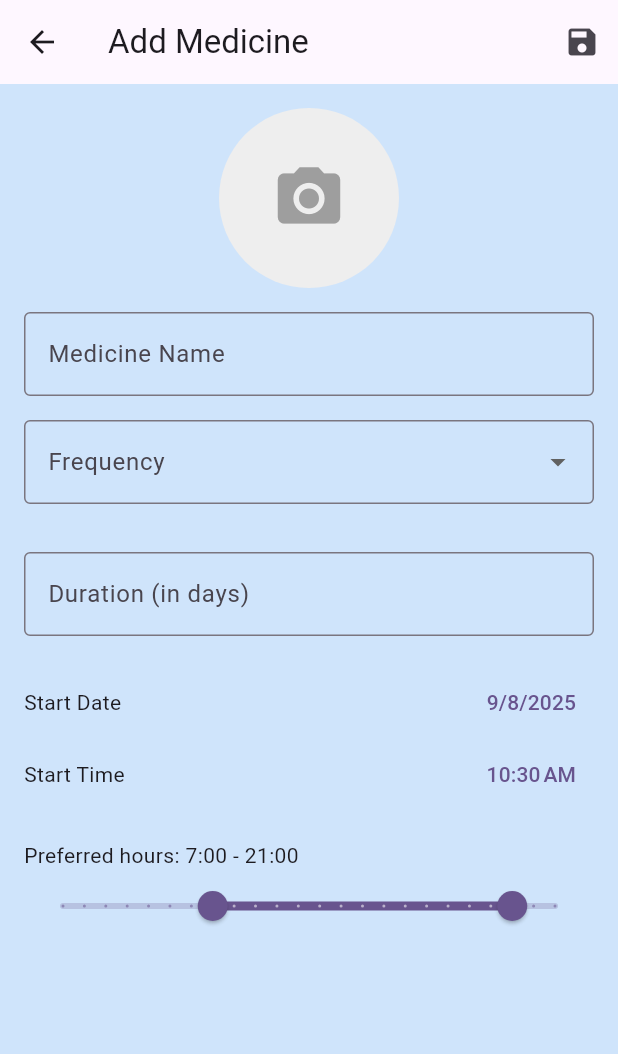
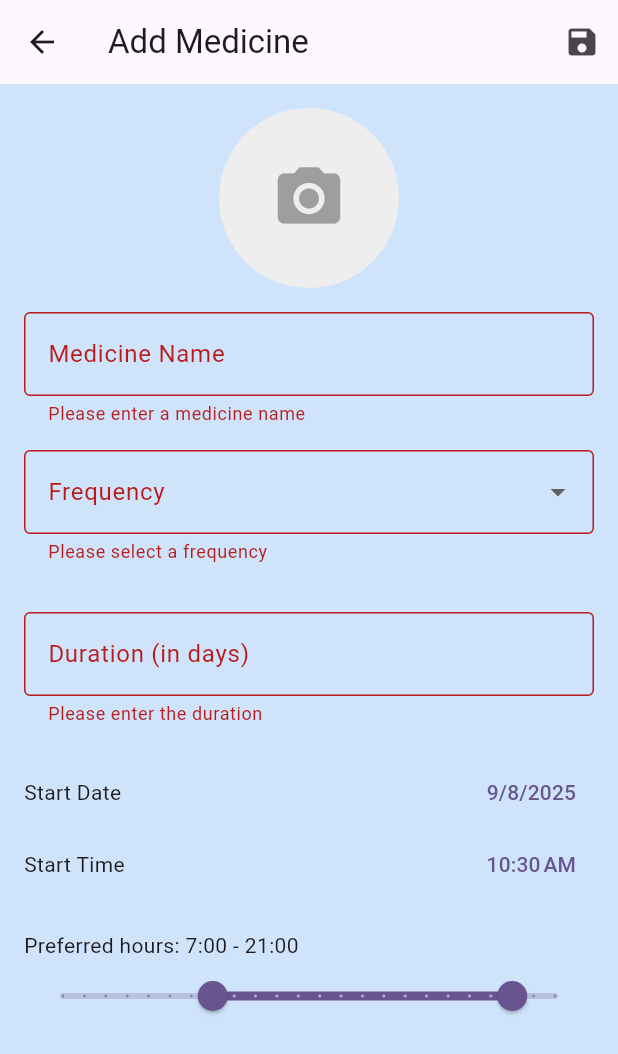
Before and after one commit to uzzysan/dose_reminder, a Flutter app: the AddEditMedicineScreen screen opened directly, after a tap on the "save" icon, on a phone screen of 412 x 824 dp. Shown: the top 1054 px of the screen. Run offline on Flutter 3.47's test engine with Material 3 defaults, Android fonts, the light colour scheme and no system bars; our stand-ins replace flutter_local_notifications, flutter_riverpod, flutter_timezone, hive, hive_flutter, image_picker and 2 more; accounts and stored records are empty.

Commit message:
feat: Enhance localization support with additional strings and Polish translations

```diff
--- /dev/null
+++ b/devtools_options.yaml
@@ -0,0 +1,3 @@
+description: This file stores settings for Dart & Flutter DevTools.
+documentation: https://docs.flutter.dev/tools/devtools/extensions#configure-extension-enablement-states
+extensions:
--- a/lib/l10n/app_en.arb
+++ b/lib/l10n/app_en.arb
@@ -33,5 +33,30 @@
         }
     },
     "taken": "Taken",
-    "snooze": "Snooze (30 min)"
+    "snooze": "Snooze (30 min)",
+    "selectImageSource": "Select Image Source",
+    "camera": "Camera",
+    "gallery": "Gallery",
+    "mon": "Mon",
+    "tue": "Tue",
+    "wed": "Wed",
+    "thu": "Thu",
+    "fri": "Fri",
+    "sat": "Sat",
+    "sun": "Sun",
+    "pleaseEnterHowManyTimesPerDay": "Please enter how many times per day",
+    "invalidNumber": "Invalid number",
+    "pleaseEnterTheIntervalInDays": "Please enter the interval in days",
+    "pleaseEnterAMedicineName": "Please enter a medicine name",
+    "pleaseSelectAFrequency": "Please select a frequency",
+    "pleaseEnterTheDuration": "Please enter the duration",
+    "pleaseEnterAValidNumberOfDays": "Please enter a valid number of days",
+    "noScheduleFoundForThisMedicine": "No schedule found for this medicine.",
+    "todayDoses": "Today's Doses",
+    "noDosesScheduledForToday": "No doses scheduled for today.",
+    "doseHistory": "Dose History",
+    "noDoseHistory": "No dose history available.",
+    "weeklyFrequency": "Weekly Frequency",
+    "days": "days",
+    "duration": "Duration"
 }
--- a/lib/l10n/app_localizations.dart
+++ b/lib/l10n/app_localizations.dart
@@ -271,6 +271,156 @@ abstract class AppLocalizations {
   /// In en, this message translates to:
   /// **'Snooze (30 min)'**
   String get snooze;
+
+  /// No description provided for @selectImageSource.
+  ///
+  /// In en, this message translates to:
+  /// **'Select Image Source'**
+  String get selectImageSource;
+
+  /// No description provided for @camera.
+  ///
+  /// In en, this message translates to:
+  /// **'Camera'**
+  String get camera;
+
+  /// No description provided for @gallery.
+  ///
+  /// In en, this message translates to:
+  /// **'Gallery'**
+  String get gallery;
+
+  /// No description provided for @mon.
+  ///
+  /// In en, this message translates to:
+  /// **'Mon'**
+  String get mon;
+
+  /// No description provided for @tue.
+  ///
+  /// In en, this message translates to:
+  /// **'Tue'**
+  String get tue;
+
+  /// No description provided for @wed.
+  ///
+  /// In en, this message translates to:
+  /// **'Wed'**
+  String get wed;
+
+  /// No description provided for @thu.
+  ///
+  /// In en, this message translates to:
+  /// **'Thu'**
+  String get thu;
+
+  /// No description provided for @fri.
+  ///
+  /// In en, this message translates to:
+  /// **'Fri'**
+  String get fri;
+
+  /// No description provided for @sat.
+  ///
+  /// In en, this message translates to:
+  /// **'Sat'**
+  String get sat;
+
+  /// No description provided for @sun.
+  ///
+  /// In en, this message translates to:
+  /// **'Sun'**
+  String get sun;
+
+  /// No description provided for @pleaseEnterHowManyTimesPerDay.
+  ///
+  /// In en, this message translates to:
+  /// **'Please enter how many times per day'**
+  String get pleaseEnterHowManyTimesPerDay;
+
+  /// No description provided for @invalidNumber.
+  ///
+  /// In en, this message translates to:
+  /// **'Invalid number'**
+  String get invalidNumber;
+
+  /// No description provided for @pleaseEnterTheIntervalInDays.
+  ///
+  /// In en, this message translates to:
+  /// **'Please enter the interval in days'**
+  String get pleaseEnterTheIntervalInDays;
+
+  /// No description provided for @pleaseEnterAMedicineName.
+  ///
+  /// In en, this message translates to:
+  /// **'Please enter a medicine name'**
+  String get pleaseEnterAMedicineName;
+
+  /// No description provided for @pleaseSelectAFrequency.
+  ///
+  /// In en, this message translates to:
+  /// **'Please select a frequency'**
+  String get pleaseSelectAFrequency;
+
+  /// No description provided for @pleaseEnterTheDuration.
+  ///
+  /// In en, this message translates to:
+  /// **'Please enter the duration'**
+  String get pleaseEnterTheDuration;
+
+  /// No description provided for @pleaseEnterAValidNumberOfDays.
+  ///
+  /// In en, this message translates to:
+  /// **'Please enter a valid number of days'**
+  String get pleaseEnterAValidNumberOfDays;
+
+  /// No description provided for @noScheduleFoundForThisMedicine.
+  ///
+  /// In en, this message translates to:
+  /// **'No schedule found for this medicine.'**
+  String get noScheduleFoundForThisMedicine;
+
+  /// No description provided for @todayDoses.
+  ///
+  /// In en, this message translates to:
+  /// **'Today\'s Doses'**
+  String get todayDoses;
+
+  /// No description provided for @noDosesScheduledForToday.
+  ///
+  /// In en, this message translates to:
+  /// **'No doses scheduled for today.'**
+  String get noDosesScheduledForToday;
+
+  /// No description provided for @doseHistory.
+  ///
+  /// In en, this message translates to:
+  /// **'Dose History'**
+  String get doseHistory;
+
+  /// No description provided for @noDoseHistory.
+  ///
+  /// In en, this message translates to:
+  /// **'No dose history available.'**
+  String get noDoseHistory;
+
+  /// No description provided for @weeklyFrequency.
+  ///
+  /// In en, this message translates to:
+  /// **'Weekly Frequency'**
+  String get weeklyFrequency;
+
+  /// No description provided for @days.
+  ///
+  /// In en, this message translates to:
+  /// **'days'**
+  String get days;
+
+  /// No description provided for @duration.
+  ///
+  /// In en, this message translates to:
+  /// **'Duration'**
+  String get duration;
 }
 
 class _AppLocalizationsDelegate
--- a/lib/src/services/notification_service.dart
+++ b/lib/src/services/notification_service.dart
@@ -107,9 +107,9 @@ class NotificationService {
       'It\'s time to take your $medicineName.',
       tz.TZDateTime.from(scheduledTime, tz.local),
       platformChannelSpecifics,
-      androidAllowWhileIdle: true,
-      uiLocalNotificationDateInterpretation: UILocalNotificationDateInterpretation.absoluteTime,
       payload: payload,
+      matchDateTimeComponents: null,
+      androidScheduleMode: AndroidScheduleMode.exactAllowWhileIdle,
     );
   }
 }
--- a/lib/src/services/scheduling_service.dart
+++ b/lib/src/services/scheduling_service.dart
@@ -1,6 +1,6 @@
 import 'package:dose_reminder/src/models/dose.dart';
 import 'package:dose_reminder/src/models/medicine.dart';
-import 'package:flutter/material.dart';
+
 import 'package:flutter_riverpod/flutter_riverpod.dart';
 
 final schedulingServiceProvider = Provider<SchedulingService>((ref) {
--- a/lib/src/views/add_edit_medicine_screen.dart
+++ b/lib/src/views/add_edit_medicine_screen.dart
@@ -1,5 +1,5 @@
 import 'dart:io';
-import 'package:dose_reminder/src/models/dose.dart';
+// import 'package:dose_reminder/src/models/dose.dart';
 import 'package:dose_reminder/src/models/medicine.dart';
 import 'package:dose_reminder/src/services/database_service.dart';
 import 'package:dose_reminder/src/services/notification_service.dart';
@@ -9,13 +9,14 @@ import 'package:flutter/services.dart';
 import 'package:flutter_riverpod/flutter_riverpod.dart';
 import 'package:image_picker/image_picker.dart';
 import 'package:intl/intl.dart';
-import 'package:flutter_gen/gen_l10n/app_localizations.dart';
+import 'package:dose_reminder/l10n/app_localizations.dart';
 
 class AddEditMedicineScreen extends ConsumerStatefulWidget {
   const AddEditMedicineScreen({super.key});
 
   @override
-  ConsumerState<AddEditMedicineScreen> createState() => _AddEditMedicineScreenState();
+  ConsumerState<AddEditMedicineScreen> createState() =>
+      _AddEditMedicineScreenState();
 }
 
 class _AddEditMedicineScreenState extends ConsumerState<AddEditMedicineScreen> {
@@ -113,7 +114,15 @@ class _AddEditMedicineScreenState extends ConsumerState<AddEditMedicineScreen> {
 
   Widget _buildWeeklyDayPicker() {
     final l10n = AppLocalizations.of(context)!;
-    final days = [l10n.mon, l10n.tue, l10n.wed, l10n.thu, l10n.fri, l10n.sat, l10n.sun];
+    final days = [
+      l10n.mon,
+      l10n.tue,
+      l10n.wed,
+      l10n.thu,
+      l10n.fri,
+      l10n.sat,
+      l10n.sun,
+    ];
     return Wrap(
       spacing: 8.0,
       children: List<Widget>.generate(7, (int index) {
@@ -143,8 +152,10 @@ class _AddEditMedicineScreenState extends ConsumerState<AddEditMedicineScreen> {
           keyboardType: TextInputType.number,
           inputFormatters: [FilteringTextInputFormatter.digitsOnly],
           validator: (value) {
-            if (value == null || value.isEmpty) return l10n.pleaseEnterHowManyTimesPerDay;
-            if (int.tryParse(value) == null || int.parse(value) <= 0) return l10n.invalidNumber;
+            if (value == null || value.isEmpty)
+              return l10n.pleaseEnterHowManyTimesPerDay;
+            if (int.tryParse(value) == null || int.parse(value) <= 0)
+              return l10n.invalidNumber;
             return null;
           },
           onSaved: (value) => _timesPerDay = int.tryParse(value!),
@@ -155,8 +166,10 @@ class _AddEditMedicineScreenState extends ConsumerState<AddEditMedicineScreen> {
           keyboardType: TextInputType.number,
           inputFormatters: [FilteringTextInputFormatter.digitsOnly],
           validator: (value) {
-            if (value == null || value.isEmpty) return l10n.pleaseEnterTheIntervalInDays;
-            if (int.tryParse(value) == null || int.parse(value) <= 0) return l10n.invalidNumber;
+            if (value == null || value.isEmpty)
+              return l10n.pleaseEnterTheIntervalInDays;
+            if (int.tryParse(value) == null || int.parse(value) <= 0)
+              return l10n.invalidNumber;
             return null;
           },
           onSaved: (value) => _everyXDays = int.tryParse(value!),
@@ -183,7 +196,9 @@ class _AddEditMedicineScreenState extends ConsumerState<AddEditMedicineScreen> {
 
                 final dbService = ref.read(databaseServiceProvider);
                 final schedulingService = ref.read(schedulingServiceProvider);
-                final notificationService = ref.read(notificationServiceProvider);
+                final notificationService = ref.read(
+                  notificationServiceProvider,
+                );
 
                 // 1. Create medicine object without doses
                 final newMedicine = Medicine(
@@ -203,17 +218,24 @@ class _AddEditMedicineScreenState extends ConsumerState<AddEditMedicineScreen> {
                 final medicineKey = await dbService.addMedicine(newMedicine);
 
                 // 3. Get the managed instance from Hive
-                final managedMedicine = await dbService.getMedicine(medicineKey);
+                final managedMedicine = await dbService.getMedicine(
+                  medicineKey,
+                );
 
                 if (managedMedicine != null) {
                   // 4. Generate doses and add them to the HiveList
-                  final doses = schedulingService.generateDoses(managedMedicine);
+                  final doses = schedulingService.generateDoses(
+                    managedMedicine,
+                  );
                   managedMedicine.doseHistory?.addAll(doses);
                   await managedMedicine.save();
 
                   // 5. Schedule notifications
                   for (var dose in managedMedicine.doseHistory!) {
-                    final notificationId = dose.scheduledTime.millisecondsSinceEpoch.remainder(100000);
+                    final notificationId = dose
+                        .scheduledTime
+                        .millisecondsSinceEpoch
+                        .remainder(100000);
                     await notificationService.scheduleDoseNotification(
                       notificationId,
                       managedMedicine.name,
@@ -223,7 +245,8 @@ class _AddEditMedicineScreenState extends ConsumerState<AddEditMedicineScreen> {
                   }
                 }
 
-                if (mounted) Navigator.of(context).pop();
+                if (!mounted) return; // Early exit if widget is unmounted
+                Navigator.of(context).pop();
               }
             },
           ),
@@ -240,9 +263,15 @@ class _AddEditMedicineScreenState extends ConsumerState<AddEditMedicineScreen> {
                 child: CircleAvatar(
                   radius: 60,
                   backgroundColor: Colors.grey[200],
-                  backgroundImage: _imageFile != null ? FileImage(_imageFile!) : null,
+                  backgroundImage: _imageFile != null
+                      ? FileImage(_imageFile!)
+                      : null,
                   child: _imageFile == null
-                      ? const Icon(Icons.camera_alt, size: 50, color: Colors.grey)
+                      ? const Icon(
+                          Icons.camera_alt,
+                          size: 50,
+                          color: Colors.grey,
+                        )
                       : null,
                 ),
               ),
@@ -292,8 +321,10 @@ class _AddEditMedicineScreenState extends ConsumerState<AddEditMedicineScreen> {
                 keyboardType: TextInputType.number,
                 inputFormatters: [FilteringTextInputFormatter.digitsOnly],
                 validator: (value) {
-                  if (value == null || value.isEmpty) return l10n.pleaseEnterTheDuration;
-                  if (int.tryParse(value) == null || int.parse(value) <= 0) return l10n.pleaseEnterAValidNumberOfDays;
+                  if (value == null || value.isEmpty)
+                    return l10n.pleaseEnterTheDuration;
+                  if (int.tryParse(value) == null || int.parse(value) <= 0)
+                    return l10n.pleaseEnterAValidNumberOfDays;
                   return null;
                 },
                 onSaved: (value) => _durationInDays = int.tryParse(value!),
@@ -323,13 +354,18 @@ class _AddEditMedicineScreenState extends ConsumerState<AddEditMedicineScreen> {
               Column(
                 crossAxisAlignment: CrossAxisAlignment.start,
                 children: [
-                  Text('${l10n.preferredHours}: ${_preferredHours.start.round()}:00 - ${_preferredHours.end.round()}:00'),
+                  Text(
+                    '${l10n.preferredHours}: ${_preferredHours.start.round()}:00 - ${_preferredHours.end.round()}:00',
+                  ),
                   RangeSlider(
                     values: _preferredHours,
                     min: 0,
                     max: 23,
                     divisions: 23,
-                    labels: RangeLabels('${_preferredHours.start.round()}:00', '${_preferredHours.end.round()}:00'),
+                    labels: RangeLabels(
+                      '${_preferredHours.start.round()}:00',
+                      '${_preferredHours.end.round()}:00',
+                    ),
                     onChanged: (values) {
                       setState(() {
                         _preferredHours = values;
--- a/lib/src/views/home_screen.dart
+++ b/lib/src/views/home_screen.dart
@@ -6,7 +6,7 @@ import 'package:dose_reminder/src/views/settings_screen.dart';
 import 'package:dose_reminder/src/widgets/medicine_card.dart';
 import 'package:flutter/material.dart';
 import 'package:flutter_riverpod/flutter_riverpod.dart';
-import 'package:flutter_gen/gen_l10n/app_localizations.dart';
+import 'package:dose_reminder/l10n/app_localizations.dart';
 
 final medicinesProvider = FutureProvider<List<Medicine>>((ref) {
   final dbService = ref.watch(databaseServiceProvider);
--- a/lib/src/views/medicine_details_screen.dart
+++ b/lib/src/views/medicine_details_screen.dart
@@ -3,7 +3,7 @@ import 'package:dose_reminder/src/models/medicine.dart';
 import 'package:flutter/material.dart';
 import 'package:flutter_riverpod/flutter_riverpod.dart';
 import 'package:intl/intl.dart';
-import 'package:flutter_gen/gen_l10n/app_localizations.dart';
+import 'package:dose_reminder/l10n/app_localizations.dart';
 
 class MedicineDetailsScreen extends ConsumerWidget {
   const MedicineDetailsScreen({super.key, required this.medicine});
--- a/lib/src/views/settings_screen.dart
+++ b/lib/src/views/settings_screen.dart
@@ -1,7 +1,7 @@
 import 'package:dose_reminder/src/providers/settings_provider.dart';
 import 'package:flutter/material.dart';
 import 'package:flutter_riverpod/flutter_riverpod.dart';
-import 'package:flutter_gen/gen_l10n/app_localizations.dart';
+import 'package:dose_reminder/l10n/app_localizations.dart';
 
 class SettingsScreen extends ConsumerWidget {
   const SettingsScreen({super.key});
--- a/lib/src/views/splash_screen.dart
+++ b/lib/src/views/splash_screen.dart
@@ -15,6 +15,7 @@ class _SplashScreenState extends ConsumerState<SplashScreen> {
   void initState() {
     super.initState();
     Future.delayed(const Duration(seconds: 2), () {
+      if (!mounted) return;
       Navigator.pushReplacement(
         context,
         MaterialPageRoute(builder: (context) => const HomeScreen()),
--- a/lib/src/widgets/medicine_card.dart
+++ b/lib/src/widgets/medicine_card.dart
@@ -3,7 +3,7 @@ import 'package:dose_reminder/src/models/medicine.dart';
 import 'package:dose_reminder/src/views/medicine_details_screen.dart';
 import 'package:flutter/material.dart';
 import 'package:flutter_riverpod/flutter_riverpod.dart';
-import 'package:flutter_gen/gen_l10n/app_localizations.dart';
+import 'package:dose_reminder/l10n/app_localizations.dart';
 
 class MedicineCard extends ConsumerWidget {
   const MedicineCard({super.key, required this.medicine});
@@ -43,7 +43,7 @@ class MedicineCard extends ConsumerWidget {
             children: [
               Text(medicine.name, style: Theme.of(context).textTheme.titleLarge),
               const SizedBox(height: 8),
-              Text('${l10n.dosesLeft}: $dosesLeft ${l10n.of} $totalDoses'),
+              Text('${l10n.dosesLeft}: $dosesLeft ${l10n.ofWord} $totalDoses'),
               const SizedBox(height: 4),
               if (nextDose != null)
                 // This is a placeholder for a countdown timer widget
--- a/pubspec.yaml
+++ b/pubspec.yaml
@@ -44,6 +44,7 @@ dependencies:
   permission_handler: ^12.0.1
   intl: ^0.20.2
   flutter_timezone: ^4.1.1
+  timezone: ^0.10.1
   shared_preferences: ^2.5.3
 
 dev_dependencies:
```
Also changed, not shown: lib/l10n/app_localizations_en.dart (+79 -0 lines), lib/l10n/app_localizations_pl.dart (+78 -1 lines), lib/l10n/app_pl.arb (+28 -1 lines), lib/main.dart (+38 -8 lines), lib/src/services/settings_service.dart (+6 -2 lines), pubspec.lock.
